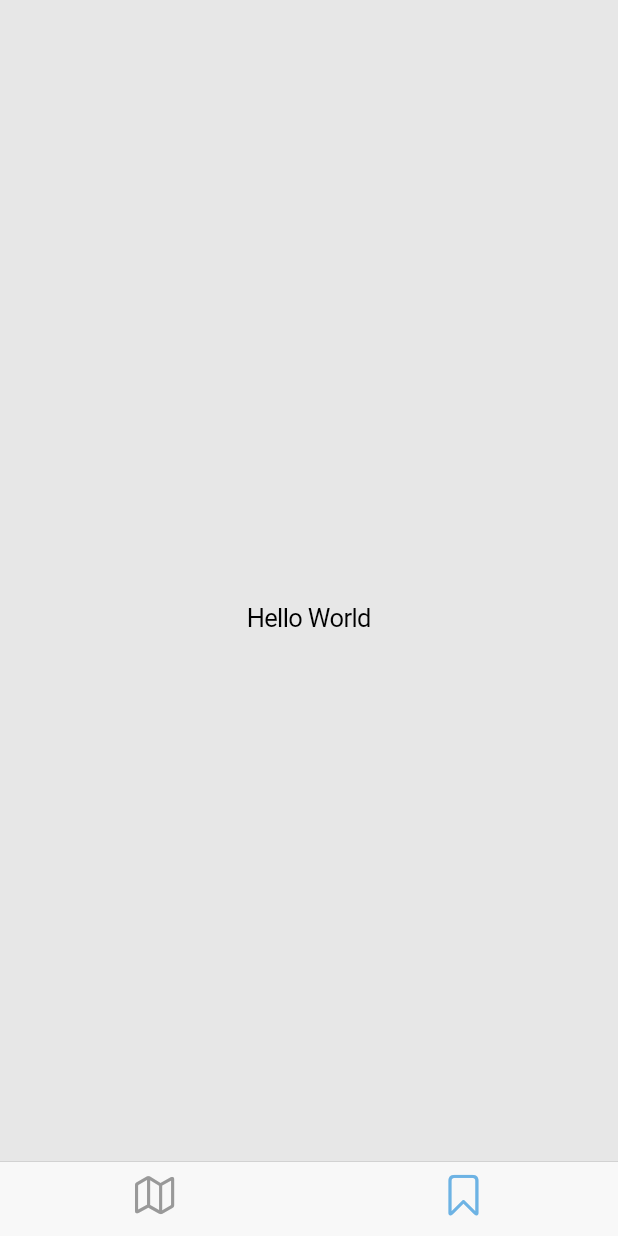
After one commit to LeoATX/marina-district, a Flutter app: the screen it shows after launch, item 2 of the bottom bar chosen, on a phone screen of 412 x 824 dp. The commit adds this screen. Run offline on Flutter 3.47's test engine with Material 3 defaults, Android fonts, the phone set to English and light mode, and no system bars; our stand-ins replace google_maps_flutter.

Commit message:
Separate Pages

```diff
--- /dev/null
+++ b/app/lib/home.dart
@@ -0,0 +1,57 @@
+import 'package:flutter/cupertino.dart';
+import 'package:app/map.dart';
+
+class HomePage extends StatefulWidget {
+  const HomePage({super.key, required this.title});
+
+  // This widget is the home page of your application. It is stateful, meaning
+  // that it has a State object (defined below) that contains fields that affect
+  // how it looks.
+
+  // This class is the configuration for the state. It holds the values (in this
+  // case the title) provided by the parent (in this case the App widget) and
+  // used by the build method of the State. Fields in a Widget subclass are
+  // always marked "final".
+
+  final String title;
+
+  @override
+  State<HomePage> createState() => _HomePageState();
+}
+
+class _HomePageState extends State<HomePage> {
+  var pages = [
+    CupertinoTabView(
+      builder: (BuildContext context) {
+        return const MapPage();
+      },
+    ),
+    CupertinoTabView(
+      builder: (BuildContext context) {
+        return const Center(
+          child: Text('Hello World'),
+        );
+      },
+    )
+  ];
+
+  @override
+  Widget build(BuildContext context) {
+    // This method is rerun every time setState is called, for instance as done
+    // by the _incrementCounter method above.
+    //
+    // The Flutter framework has been optimized to make rerunning build methods
+    // fast, so that you can just rebuild anything that needs updating rather
+    // than having to individually change instances of widgets.
+    return CupertinoTabScaffold(
+      tabBar: CupertinoTabBar(items: const [
+        BottomNavigationBarItem(icon: Icon(CupertinoIcons.map)),
+        BottomNavigationBarItem(icon: Icon(CupertinoIcons.bookmark)),
+      ]),
+      tabBuilder: (BuildContext context, int index) {
+        // uses index from tabBuilder to navigate pages
+        return pages[index];
+      },
+    );
+  }
+}
--- a/app/lib/main.dart
+++ b/app/lib/main.dart
@@ -1,6 +1,23 @@
-import 'package:app/home_page.dart';
-import 'package:flutter/material.dart';
+import 'package:app/home.dart';
+import 'package:flutter/cupertino.dart';
+
 
 void main() {
-  runApp(const MyApp());
+  runApp(const App());
 }
+
+class App extends StatelessWidget {
+  const App({super.key});
+
+  // This widget is the root of your application.
+  @override
+  Widget build(BuildContext context) {
+    return const CupertinoApp(
+      title: 'MD',
+      theme: CupertinoThemeData(
+        primaryColor: Color.fromARGB(224, 90, 169, 225),
+      ),
+      home: HomePage(title: 'Flutter Demo Home Page'),
+    );
+  }
+}
```
Also changed, not shown: app/lib/home_page.dart (deleted, +0 -102 lines), app/lib/map.dart (added, +32 -0 lines), app/lib/load.dart (added), app/lib/load_page.dart (deleted), 3 other files.
